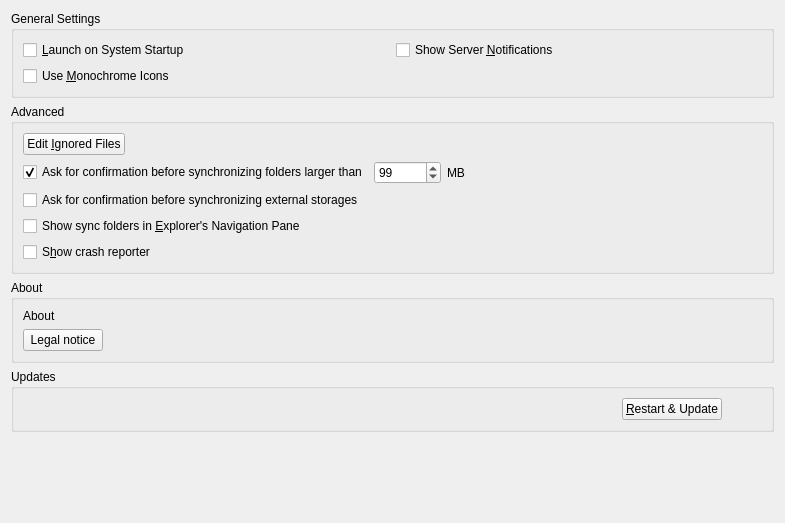
Before: the Qt Designer form src/gui/generalsettings.ui in nextcloud/desktop, drawn with Qt 5.
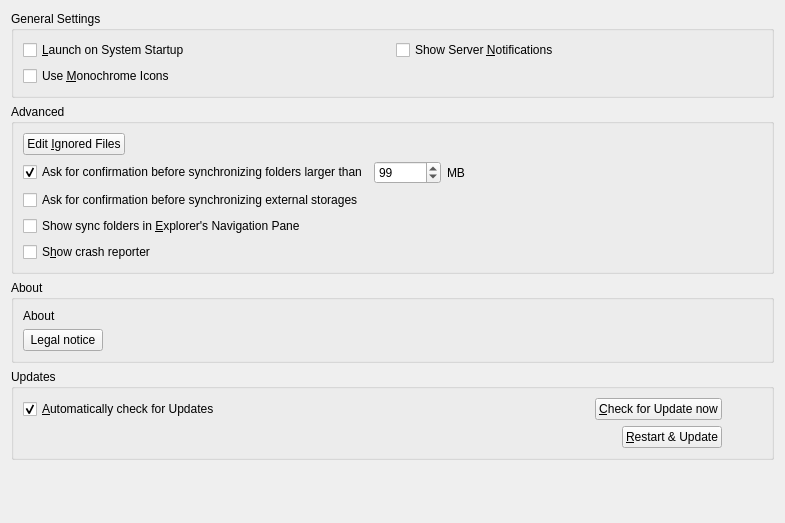
After: the same form once the commit is applied.

Commit message:
Updater UI: Implement auto-update option and update button
- Add checkbox and button to UI
- Add new parameter autoUpdateCheck to ConfigFile

Patch:
```diff
--- a/src/gui/generalsettings.ui
+++ b/src/gui/generalsettings.ui
@@ -98,7 +98,52 @@
      <property name="title">
       <string>Updates</string>
      </property>
-     <layout class="QHBoxLayout" name="horizontalLayout">
+     <layout class="QGridLayout" name="gridLayout_4">
+      <item row="0" column="0">
+       <layout class="QHBoxLayout" name="horizontalLayout_11">
+        <item>
+         <widget class="QCheckBox" name="autoCheckForUpdatesCheckBox">
+          <property name="text">
+           <string>&amp;Automatically check for Updates</string>
+          </property>
+          <property name="checked">
+           <bool>true</bool>
+          </property>
+         </widget>
+        </item>
+        <item>
+         <widget class="QPushButton" name="updateButton">
+          <property name="sizePolicy">
+           <sizepolicy hsizetype="Maximum" vsizetype="Fixed">
+            <horstretch>0</horstretch>
+            <verstretch>0</verstretch>
+           </sizepolicy>
+          </property>
+          <property name="text">
+           <string>&amp;Check for Update now</string>
+          </property>
+         </widget>
+        </item>
+        <item>
+         <spacer name="horizontalSpacer_5">
+          <property name="orientation">
+           <enum>Qt::Horizontal</enum>
+          </property>
+          <property name="sizeType">
+           <enum>QSizePolicy::Preferred</enum>
+          </property>
+          <property name="sizeHint" stdset="0">
+           <size>
+            <width>40</width>
+            <height>20</height>
+           </size>
+          </property>
+         </spacer>
+        </item>
+       </layout>
+      </item>
+      <item row="1" column="0">
+       <layout class="QHBoxLayout" name="horizontalLayout_2">
       <item>
        <widget class="QLabel" name="updateStateLabel">
         <property name="text">
@@ -142,6 +187,8 @@
        </spacer>
       </item>
      </layout>
+      </item>
+     </layout>
     </widget>
    </item>
    <item row="4" column="0">
```
Left out of the diff: 2 changed lines with no effect on the pictures. Lines whose indentation alone changed are shown as unchanged. The commit also changes 5 other files.
